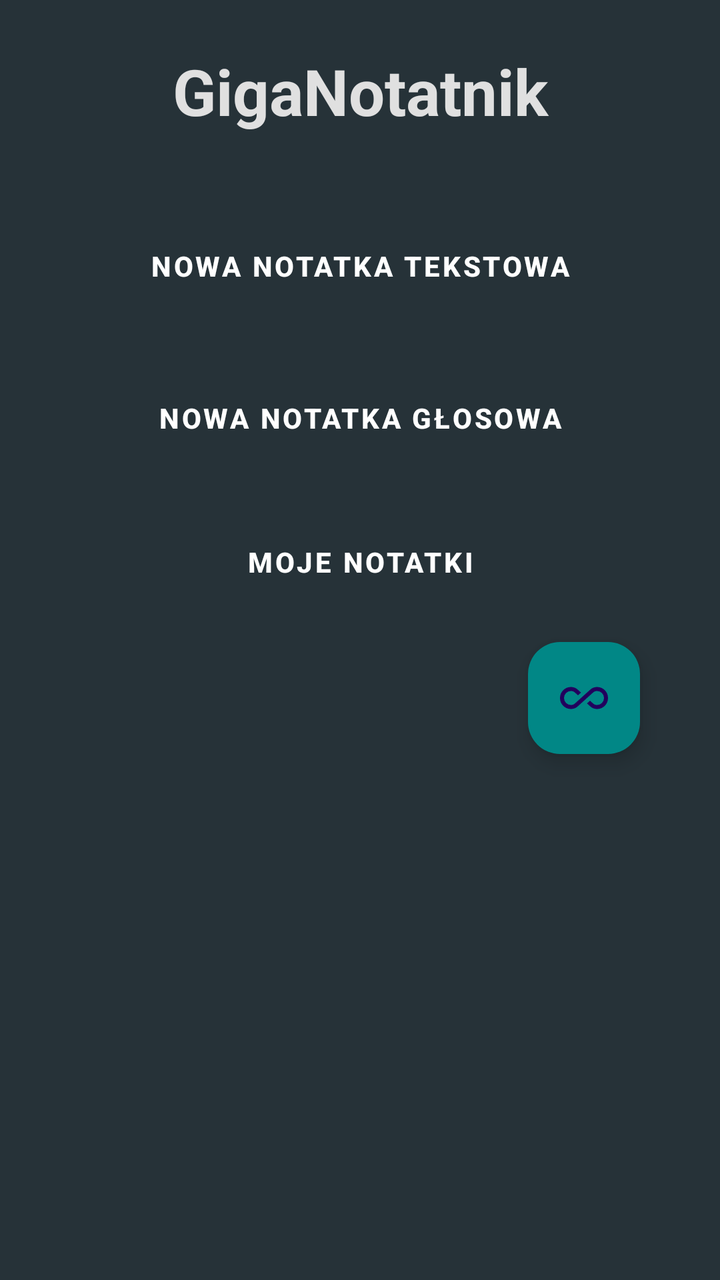
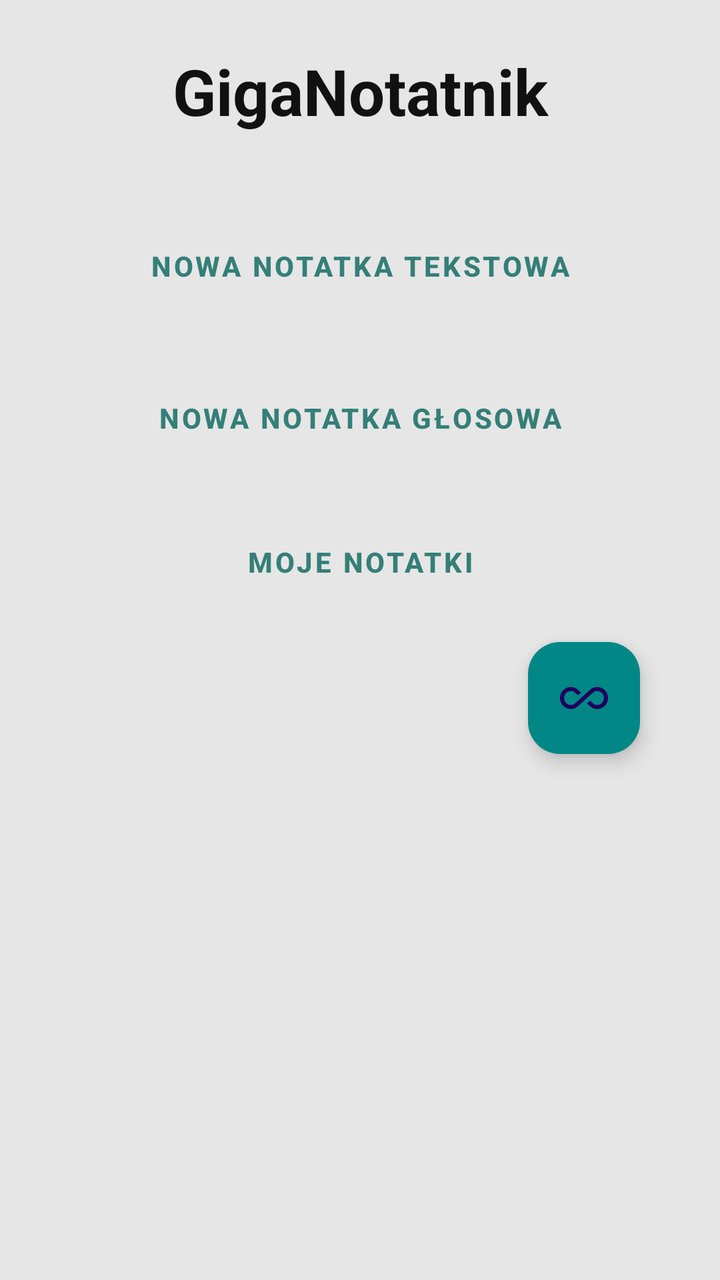

Screens rendered from an Android XML layout before and after an edit, with the pre-edit source and the edit as a unified diff.
<!-- AndroidManifest.xml: activity theme Theme.GigaNotatnik -->
<!-- res/layout/activity_main.xml -->
<LinearLayout xmlns:android="http://schemas.android.com/apk/res/android"
    xmlns:app="http://schemas.android.com/apk/res-auto"
    android:layout_width="match_parent"
    android:layout_height="match_parent"
    android:background="#263238"
    android:orientation="vertical"
    android:padding="24dp">

    <TextView
        android:layout_width="match_parent"
        android:layout_height="wrap_content"
        android:layout_marginBottom="30dp"
        android:gravity="center"
        android:text="@string/app_name"
        android:textColor="@color/background"
        android:textSize="32sp"
        android:textStyle="bold" />

    <Button
        android:id="@+id/btnGoToCreate"
        style="@style/AppButton"
        android:layout_marginBottom="16dp"
        android:text="@string/new_note" />

    <Button
        android:id="@+id/btnRecord"
        style="@style/AppButton"
        android:text="@string/audio_note"
        android:layout_marginBottom="12dp"/>

    <Button
        android:id="@+id/btnGoToHistory"
        style="@style/AppButton"
        android:text="@string/app_title" />

    <com.google.android.material.floatingactionbutton.FloatingActionButton
        android:id="@+id/themeToggleFab"
        android:layout_width="wrap_content"
        android:layout_height="wrap_content"
        android:layout_gravity="bottom|end"
        android:layout_margin="16dp"
        android:contentDescription="@string/toggle_theme"
        android:src="@drawable/ic_theme_auto"
        app:backgroundTint="@color/teal_700" />

</LinearLayout>
<!-- resources referenced by this layout -->
<resources>
  <color name="background">#E0E0E0</color>
  <color name="teal_700">#018786</color>
  <!-- drawable ic_theme_auto (drawable) -->
  <vector xmlns:android="http://schemas.android.com/apk/res/android" android:height="24dp" android:tint="#000000" android:viewportHeight="960" android:viewportWidth="960" android:width="24dp">
        
      <path android:fillColor="@android:color/white" android:pathData="M220,700Q128,700 64,636Q0,572 0,480Q0,388 64,324Q128,260 220,260Q257,260 291,273Q325,286 352,310L420,372L360,426L298,370Q282,356 262,348Q242,340 220,340Q162,340 121,381Q80,422 80,480Q80,538 121,579Q162,620 220,620Q242,620 262,612Q282,604 298,590L608,310Q635,286 669,273Q703,260 740,260Q832,260 896,324Q960,388 960,480Q960,572 896,636Q832,700 740,700Q703,700 669,687Q635,674 608,650L540,588L600,534L662,590Q678,604 698,612Q718,620 740,620Q798,620 839,579Q880,538 880,480Q880,422 839,381Q798,340 740,340Q718,340 698,348Q678,356 662,370L352,650Q325,674 291,687Q257,700 220,700Z"/>
      
  </vector>
  <string name="app_name">GigaNotatnik</string>
  <string name="app_title">Moje notatki</string>
  <string name="audio_note">Nowa notatka głosowa</string>
  <string name="new_note">Nowa notatka tekstowa</string>
  <string name="toggle_theme">Tryb</string>
  <style name="AppButton" parent="Widget.MaterialComponents.Button">
          <item name="android:layout_width">match_parent</item>
          <item name="android:layout_height">wrap_content</item>
          <item name="android:layout_marginTop">12dp</item>
          <item name="android:background">@drawable/button_background</item>
          <item name="android:textColor">?attr/colorOnPrimary</item>
          <item name="android:textStyle">bold</item>
          <item name="android:elevation">2dp</item>
      </style>
  <style name="Theme.GigaNotatnik" parent="Theme.Material3.DayNight.NoActionBar">
          <item name="android:windowBackground">@color/background</item>
          <item name="colorPrimary">@color/primary</item>
          <item name="colorPrimaryVariant">@color/primaryVariant</item>
          <item name="colorSecondary">@color/primary_teal</item>
          <item name="colorAccent">@color/accent</item>
          <item name="colorSurface">@color/surface</item>
          <item name="colorOnSurface">@color/textPrimary</item>
          <item name="colorOnPrimary">@color/text_on_button</item>
      </style>
  <!-- drawable button_background (drawable) -->
  <?xml version="1.0" encoding="utf-8"?>
  <selector xmlns:android="http://schemas.android.com/apk/res/android">
      <shape xmlns:android="http://schemas.android.com/apk/res/android"
          android:shape="rectangle">
          <solid android:color="@color/primary_mint"/>
          <corners android:radius="12dp"/>
          <padding android:left="16dp" android:top="8dp"
              android:right="16dp" android:bottom="8dp"/>
      </shape>
  
  
  </selector>
  <color name="primary">#3A7F74</color>
  <color name="primaryVariant">#00BFFF</color>
  <color name="primary_teal">#2F6F63</color>
  <color name="accent">#00D4FF</color>
  <color name="surface">#1E1E1E</color>
  <color name="textPrimary">#111111</color>
  <color name="text_on_button">#FFFFFF</color>
  <color name="primary_mint">#5FA88C</color>
</resources>

<!-- the commit's change to res/layout/activity_main.xml (unified diff, before → after) -->
@@ -1,38 +1,47 @@
+<?xml version="1.0" encoding="utf-8"?>
 <LinearLayout xmlns:android="http://schemas.android.com/apk/res/android"
     xmlns:app="http://schemas.android.com/apk/res-auto"
     android:layout_width="match_parent"
     android:layout_height="match_parent"
-    android:background="#263238"
+    android:background="?android:windowBackground"
     android:orientation="vertical"
     android:padding="24dp">
 
+    
     <TextView
         android:layout_width="match_parent"
         android:layout_height="wrap_content"
         android:layout_marginBottom="30dp"
         android:gravity="center"
         android:text="@string/app_name"
-        android:textColor="@color/background"
+        android:textColor="@color/textPrimary"
         android:textSize="32sp"
         android:textStyle="bold" />
 
+    
     <Button
         android:id="@+id/btnGoToCreate"
+        android:textColor="@color/text_on_button"
         style="@style/AppButton"
         android:layout_marginBottom="16dp"
         android:text="@string/new_note" />
 
+    
     <Button
         android:id="@+id/btnRecord"
+        android:textColor="@color/text_on_button"
         style="@style/AppButton"
         android:text="@string/audio_note"
-        android:layout_marginBottom="12dp"/>
+        android:layout_marginBottom="12dp" />
 
+    
     <Button
         android:id="@+id/btnGoToHistory"
+        android:textColor="@color/text_on_button"
         style="@style/AppButton"
         android:text="@string/app_title" />
 
+    
     <com.google.android.material.floatingactionbutton.FloatingActionButton
         android:id="@+id/themeToggleFab"
         android:layout_width="wrap_content"
<!-- resource entries referenced after the edit -->
@@ -1,6 +1,7 @@
 <!-- resources referenced by this layout -->
 <resources>
-  <color name="background">#E0E0E0</color>
+  <color name="background">#e6e6e6</color>
+  <color name="statusBarColor">#3A7F74</color>
   <color name="teal_700">#018786</color>
   <!-- drawable ic_theme_auto (drawable) -->
   <vector xmlns:android="http://schemas.android.com/apk/res/android" android:height="24dp" android:tint="#000000" android:viewportHeight="960" android:viewportWidth="960" android:width="24dp">
@@ -24,6 +25,7 @@
       </style>
   <style name="Theme.GigaNotatnik" parent="Theme.Material3.DayNight.NoActionBar">
           <item name="android:windowBackground">@color/background</item>
+          <item name="android:statusBarColor">@color/statusBarColor</item>
           <item name="colorPrimary">@color/primary</item>
           <item name="colorPrimaryVariant">@color/primaryVariant</item>
           <item name="colorSecondary">@color/primary_teal</item>
@@ -31,6 +33,7 @@
           <item name="colorSurface">@color/surface</item>
           <item name="colorOnSurface">@color/textPrimary</item>
           <item name="colorOnPrimary">@color/text_on_button</item>
+  
       </style>
   <!-- drawable button_background (drawable) -->
   <?xml version="1.0" encoding="utf-8"?>
@@ -46,12 +49,12 @@
   
   </selector>
   <color name="primary">#3A7F74</color>
-  <color name="primaryVariant">#00BFFF</color>
+  <color name="primaryVariant">#427964</color>
   <color name="primary_teal">#2F6F63</color>
   <color name="accent">#00D4FF</color>
-  <color name="surface">#1E1E1E</color>
+  <color name="surface">#FFFFFF</color>
   <color name="textPrimary">#111111</color>
-  <color name="text_on_button">#FFFFFF</color>
+  <color name="text_on_button">#347f78</color>
   <color name="primary_mint">#5FA88C</color>
 </resources>
 
